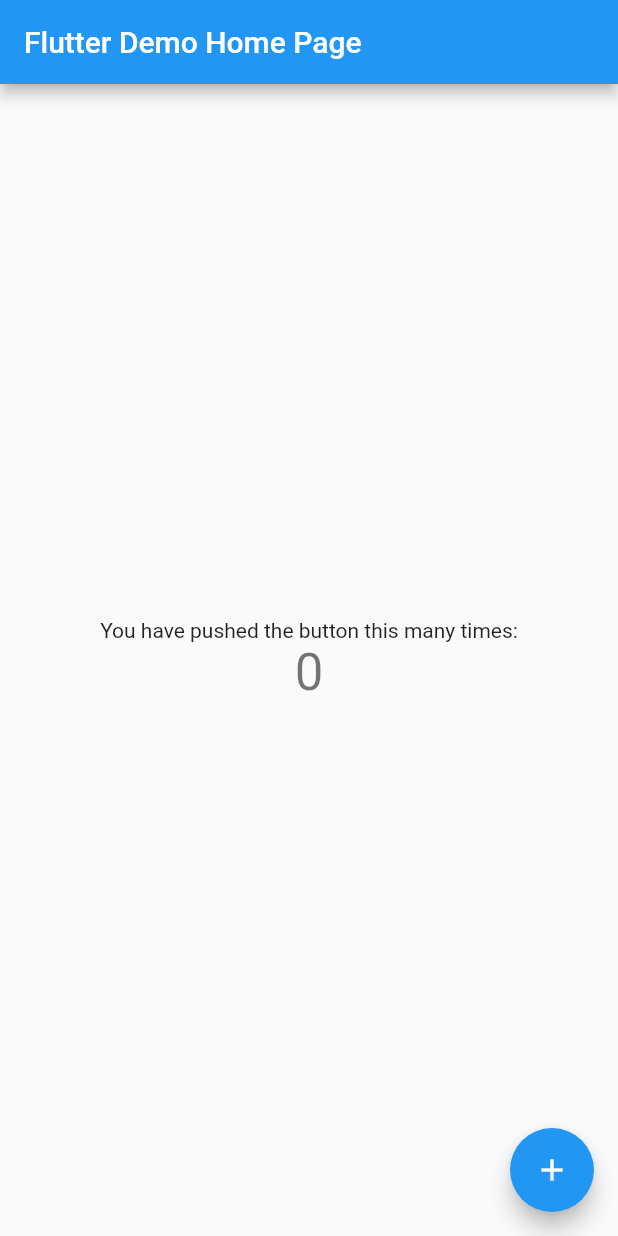
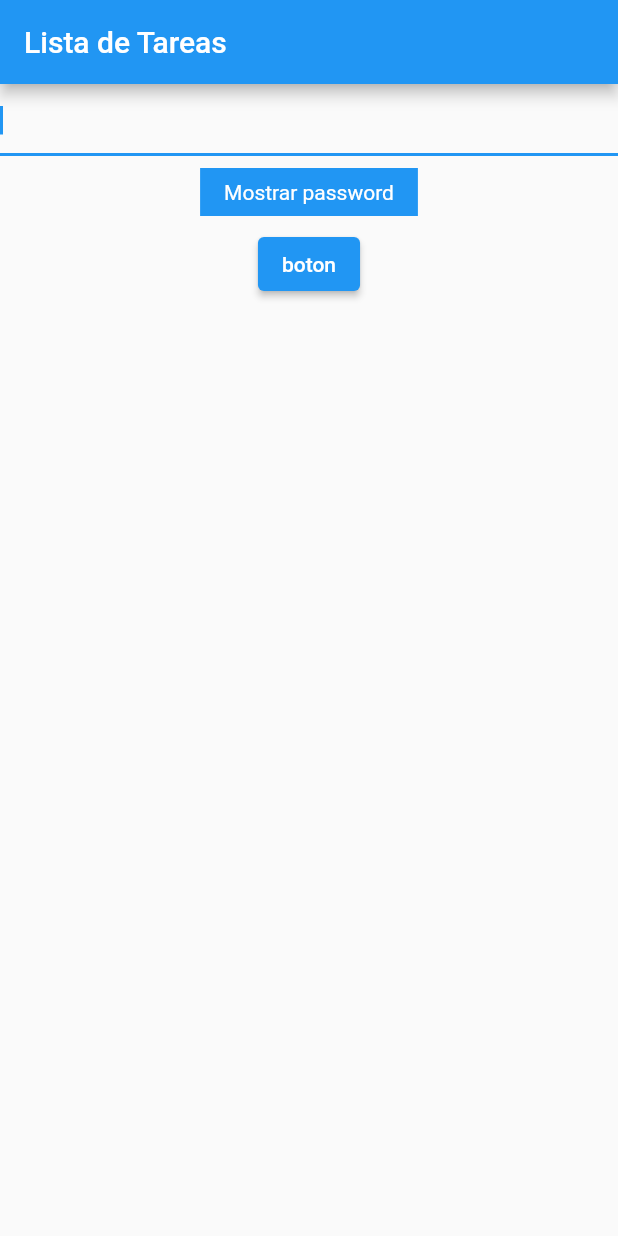
Before and after one commit to paulocrr/my_todo_list, a Flutter app: the screen it shows after launch, on a phone screen of 412 x 824 dp. Run offline on Flutter 3.47's test engine with Material 2 defaults, Android fonts, the phone set to English and light mode, and no system bars.

Commit message:
feat: Se elimino comentarios y se agrego un input de texto

```diff
--- a/lib/main.dart
+++ b/lib/main.dart
@@ -7,109 +7,72 @@ void main() {
 class MyApp extends StatelessWidget {
   const MyApp({super.key});
 
-  // This widget is the root of your application.
   @override
   Widget build(BuildContext context) {
     return MaterialApp(
-      title: 'Flutter Demo',
+      title: 'Lista de Tareas',
       theme: ThemeData(
-        // This is the theme of your application.
-        //
-        // Try running your application with "flutter run". You'll see the
-        // application has a blue toolbar. Then, without quitting the app, try
-        // changing the primarySwatch below to Colors.green and then invoke
-        // "hot reload" (press "r" in the console where you ran "flutter run",
-        // or simply save your changes to "hot reload" in a Flutter IDE).
-        // Notice that the counter didn't reset back to zero; the application
-        // is not restarted.
         primarySwatch: Colors.blue,
       ),
-      home: const MyHomePage(title: 'Flutter Demo Home Page'),
+      home: const HomeScreen(),
     );
   }
 }
 
-class MyHomePage extends StatefulWidget {
-  const MyHomePage({super.key, required this.title});
-
-  // This widget is the home page of your application. It is stateful, meaning
-  // that it has a State object (defined below) that contains fields that affect
-  // how it looks.
-
-  // This class is the configuration for the state. It holds the values (in this
-  // case the title) provided by the parent (in this case the App widget) and
-  // used by the build method of the State. Fields in a Widget subclass are
-  // always marked "final".
-
-  final String title;
+class HomeScreen extends StatefulWidget {
+  const HomeScreen({super.key});
 
   @override
-  State<MyHomePage> createState() => _MyHomePageState();
+  State<HomeScreen> createState() => _HomeScreenState();
 }
 
-class _MyHomePageState extends State<MyHomePage> {
-  int _counter = 0;
-
-  void _incrementCounter() {
-    setState(() {
-      // This call to setState tells the Flutter framework that something has
-      // changed in this State, which causes it to rerun the build method below
-      // so that the display can reflect the updated values. If we changed
-      // _counter without calling setState(), then the build method would not be
-      // called again, and so nothing would appear to happen.
-      _counter++;
-    });
-  }
+class _HomeScreenState extends State<HomeScreen> {
+  var hideText = true;
 
   @override
   Widget build(BuildContext context) {
-    // This method is rerun every time setState is called, for instance as done
-    // by the _incrementCounter method above.
-    //
-    // The Flutter framework has been optimized to make rerunning build methods
-    // fast, so that you can just rebuild anything that needs updating rather
-    // than having to individually change instances of widgets.
     return Scaffold(
       appBar: AppBar(
-        // Here we take the value from the MyHomePage object that was created by
-        // the App.build method, and use it to set our appbar title.
-        title: Text(widget.title),
+        title: const Text('Lista de Tareas'),
       ),
-      body: Center(
-        // Center is a layout widget. It takes a single child and positions it
-        // in the middle of the parent.
-        child: Column(
-          // Column is also a layout widget. It takes a list of children and
-          // arranges them vertically. By default, it sizes itself to fit its
-          // children horizontally, and tries to be as tall as its parent.
-          //
-          // Invoke "debug painting" (press "p" in the console, choose the
-          // "Toggle Debug Paint" action from the Flutter Inspector in Android
-          // Studio, or the "Toggle Debug Paint" command in Visual Studio Code)
-          // to see the wireframe for each widget.
-          //
-          // Column has various properties to control how it sizes itself and
-          // how it positions its children. Here we use mainAxisAlignment to
-          // center the children vertically; the main axis here is the vertical
-          // axis because Columns are vertical (the cross axis would be
-          // horizontal).
-          mainAxisAlignment: MainAxisAlignment.center,
-          children: <Widget>[
-            const Text(
-              'You have pushed the button this many times:',
-            ),
-            Text(
-              '$_counter',
-              style: Theme.of(context).textTheme.headlineMedium,
-            ),
-          ],
-        ),
+      body: Column(
+        children: [
+          Column(
+            children: [
+              TextField(
+                obscureText: hideText,
+                autofocus: true,
+              ),
+              InkWell(
+                splashColor: Colors.red,
+                onTapDown: (_) {
+                  setState(() {
+                    hideText = false;
+                  });
+                },
+                onTapUp: (_) {
+                  setState(() {
+                    hideText = true;
+                  });
+                },
+                child: Container(
+                  child: const Text(
+                    'Mostrar password',
+                    style: TextStyle(color: Colors.white),
+                  ),
+                  decoration: BoxDecoration(color: Colors.blue),
+                  padding: EdgeInsets.symmetric(vertical: 8, horizontal: 16),
+                  margin: EdgeInsets.all(8),
+                ),
+              ),
+              ElevatedButton(
+                onPressed: () {},
+                child: Text('boton'),
+              ),
+            ],
+          )
+        ],
       ),
-      floatingActionButton: FloatingActionButton(
-        onPressed: _incrementCounter,
-        tooltip: 'Increment',
-        child: const Icon(Icons.add),
-      ), // This trailing comma makes auto-formatting nicer for build methods.
     );
   }
 }
```
